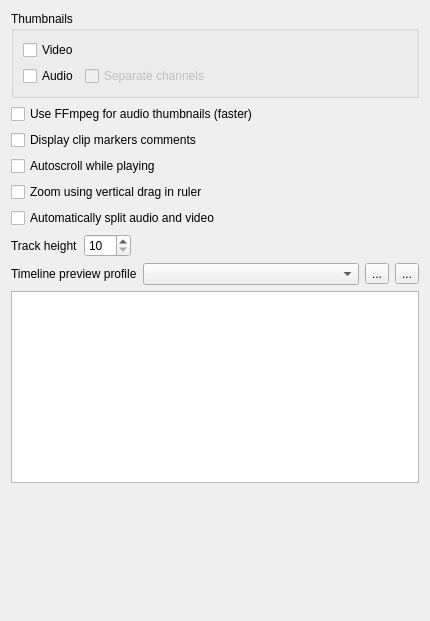
First picture: the form in src/ui/configtimeline_ui.ui, repository KDE/kdenlive, before the edit.
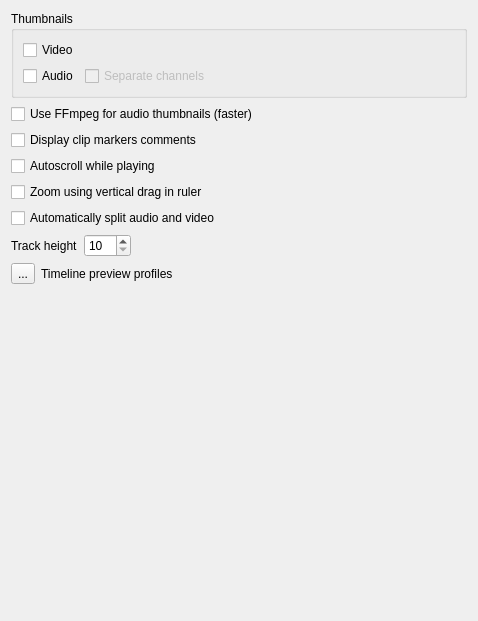
Second picture: the form after the edit. Custom widgets are drawn as their Qt base class.

Commit message: Automatic timeline preview profile selection, can be forced in project settings. Fix compilation with Qt < 5.6 Ref: T1949

The edit to the form file:
```diff
--- a/src/ui/configtimeline_ui.ui
+++ b/src/ui/configtimeline_ui.ui
@@ -6,11 +6,18 @@
    <rect>
     <x>0</x>
     <y>0</y>
-    <width>430</width>
+    <width>478</width>
     <height>621</height>
    </rect>
   </property>
   <layout class="QGridLayout" name="gridLayout">
+   <item row="5" column="0" colspan="3">
+    <widget class="QCheckBox" name="kcfg_splitaudio">
+     <property name="text">
+      <string>Automatically split audio and video</string>
+     </property>
+    </widget>
+   </item>
    <item row="0" column="0" colspan="4">
     <widget class="QGroupBox" name="groupBox">
      <property name="title">
@@ -61,20 +68,6 @@
      </layout>
     </widget>
    </item>
-   <item row="1" column="0" colspan="4">
-    <widget class="QCheckBox" name="kcfg_ffmpegaudiothumbnails">
-     <property name="text">
-      <string>Use FFmpeg for audio thumbnails (faster)</string>
-     </property>
-    </widget>
-   </item>
-   <item row="2" column="0" colspan="2">
-    <widget class="QCheckBox" name="kcfg_showmarkers">
-     <property name="text">
-      <string>Display clip markers comments</string>
-     </property>
-    </widget>
-   </item>
    <item row="3" column="0" colspan="2">
     <widget class="QCheckBox" name="kcfg_autoscroll">
      <property name="text">
@@ -82,68 +75,14 @@
      </property>
     </widget>
    </item>
-   <item row="4" column="0" colspan="3">
-    <widget class="QCheckBox" name="kcfg_verticalzoom">
+   <item row="1" column="0" colspan="4">
+    <widget class="QCheckBox" name="kcfg_ffmpegaudiothumbnails">
      <property name="text">
-      <string>Zoom using vertical drag in ruler</string>
+      <string>Use FFmpeg for audio thumbnails (faster)</string>
      </property>
     </widget>
    </item>
-   <item row="5" column="0" colspan="3">
-    <widget class="QCheckBox" name="kcfg_splitaudio">
-     <property name="text">
-      <string>Automatically split audio and video</string>
-     </property>
-    </widget>
-   </item>
-   <item row="7" column="0">
-    <widget class="QLabel" name="label_24">
-     <property name="sizePolicy">
-      <sizepolicy hsizetype="Maximum" vsizetype="Preferred">
-       <horstretch>0</horstretch>
-       <verstretch>0</verstretch>
-      </sizepolicy>
-     </property>
-     <property name="text">
-      <string>Timeline preview profile</string>
-     </property>
-    </widget>
-   </item>
-   <item row="7" column="1">
-    <widget class="KComboBox" name="kcfg_tl_profile">
-     <property name="sizePolicy">
-      <sizepolicy hsizetype="MinimumExpanding" vsizetype="Fixed">
-       <horstretch>0</horstretch>
-       <verstretch>0</verstretch>
-      </sizepolicy>
-     </property>
-    </widget>
-   </item>
-   <item row="7" column="2">
-    <widget class="QToolButton" name="tl_showprofileinfo">
-     <property name="text">
-      <string>...</string>
-     </property>
-     <property name="checkable">
-      <bool>true</bool>
-     </property>
-    </widget>
-   </item>
-   <item row="7" column="3">
-    <widget class="QToolButton" name="tl_manageprofile">
-     <property name="text">
-      <string>...</string>
-     </property>
-    </widget>
-   </item>
-   <item row="8" column="0" colspan="4">
-    <widget class="QPlainTextEdit" name="tl_parameters">
-     <property name="readOnly">
-      <bool>true</bool>
-     </property>
-    </widget>
-   </item>
-   <item row="9" column="0">
+   <item row="8" column="0">
     <spacer name="verticalSpacer">
      <property name="orientation">
       <enum>Qt::Vertical</enum>
@@ -156,6 +95,13 @@
      </property>
     </spacer>
    </item>
+   <item row="4" column="0" colspan="3">
+    <widget class="QCheckBox" name="kcfg_verticalzoom">
+     <property name="text">
+      <string>Zoom using vertical drag in ruler</string>
+     </property>
+    </widget>
+   </item>
    <item row="6" column="0" colspan="4">
     <layout class="QHBoxLayout" name="horizontalLayout_2">
      <item>
@@ -193,15 +139,35 @@
      </item>
     </layout>
    </item>
+   <item row="2" column="0" colspan="2">
+    <widget class="QCheckBox" name="kcfg_showmarkers">
+     <property name="text">
+      <string>Display clip markers comments</string>
+     </property>
+    </widget>
+   </item>
+   <item row="7" column="0">
+    <widget class="QToolButton" name="tl_manageprofile">
+     <property name="text">
+      <string>...</string>
+     </property>
+    </widget>
+   </item>
+   <item row="7" column="1" colspan="3">
+    <widget class="QLabel" name="label_24">
+     <property name="sizePolicy">
+      <sizepolicy hsizetype="Maximum" vsizetype="Preferred">
+       <horstretch>0</horstretch>
+       <verstretch>0</verstretch>
+      </sizepolicy>
+     </property>
+     <property name="text">
+      <string>Timeline preview profiles</string>
+     </property>
+    </widget>
+   </item>
   </layout>
  </widget>
- <customwidgets>
-  <customwidget>
-   <class>KComboBox</class>
-   <extends>QComboBox</extends>
-   <header>kcombobox.h</header>
-  </customwidget>
- </customwidgets>
  <resources/>
  <connections>
   <connection>
```
The commit also changes 14 other files.
